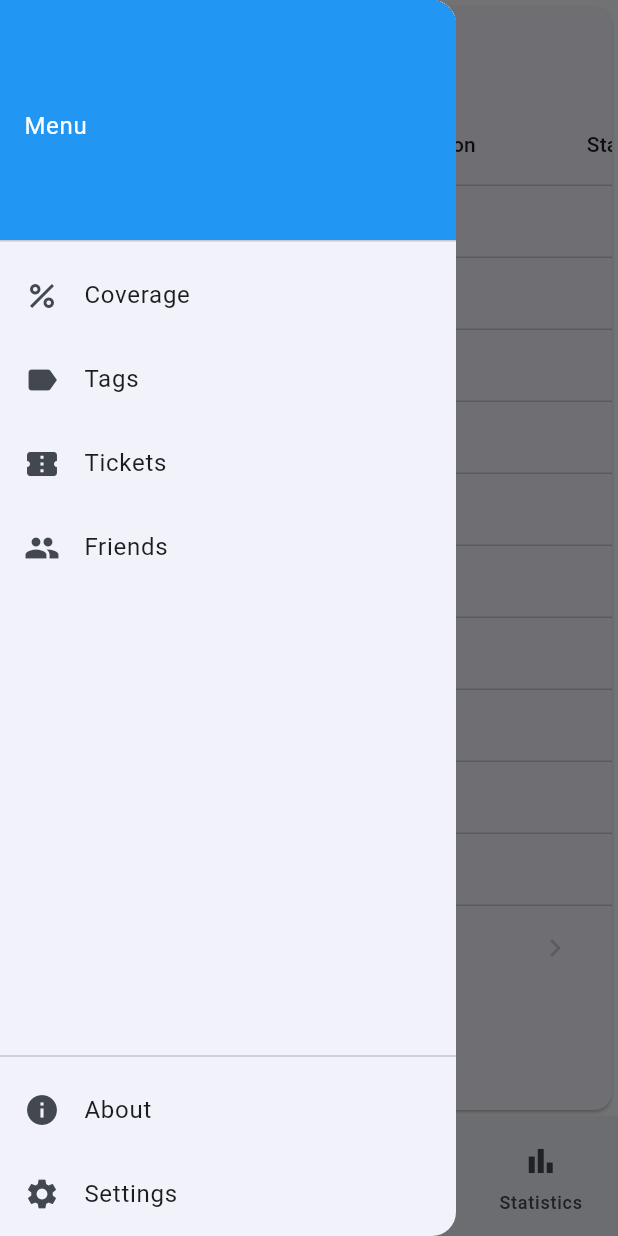
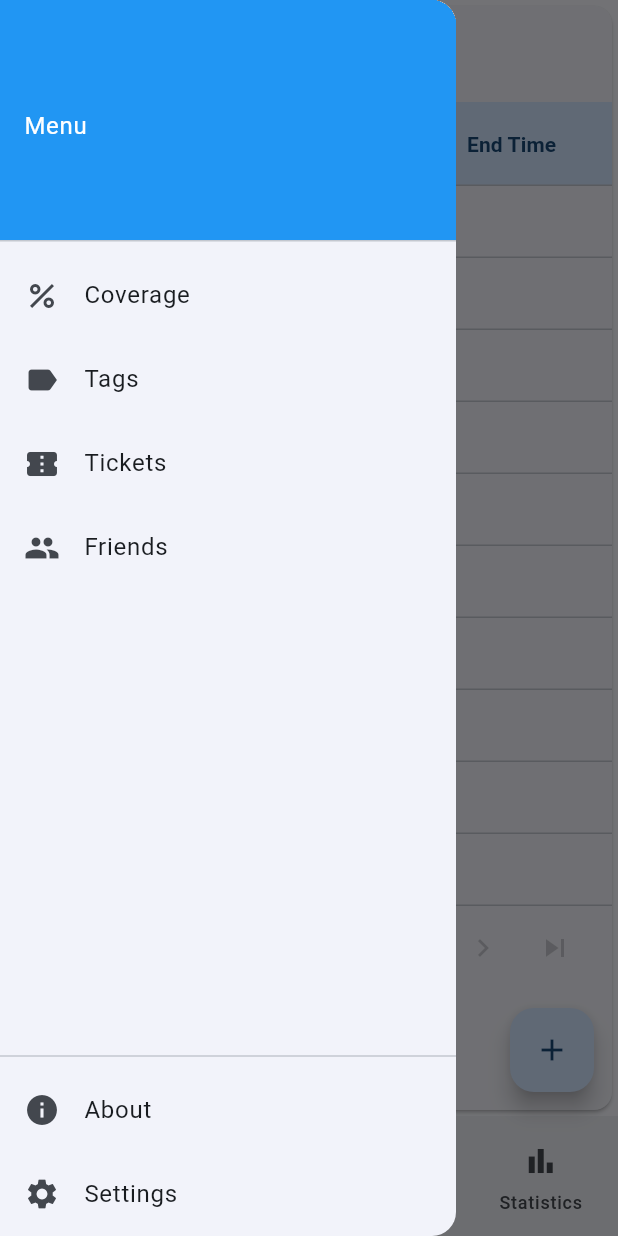
Before and after one commit to simeoncapy/trainlog-app, a Flutter app: the screen it shows after launch, item 2 of the bottom bar chosen, in the side drawer, after a tap on "Type", on a phone screen of 412 x 824 dp. Run offline on Flutter 3.47's test engine with Material 3 defaults, Android fonts, the phone set to English and light mode, and no system bars; our stand-ins replace csv, flutter_map, fluttertoast, latlong2, shared_preferences, sqflite and 1 more; missing offline and left inert: geodesy, google_polyline_algorithm; accounts and stored records are empty.

Commit message:
Trips table

```diff
--- a/lib/main.dart
+++ b/lib/main.dart
@@ -90,7 +90,9 @@ class _MyAppState extends State<MyApp> {
       ),
       AppPage(
         id: AppPageId.trips,
-        view: TripsPage(),
+        view: TripsPage(
+          onFabReady: (fab) => _updateFabForPage(AppPageId.trips, fab),
+        ),
         titleBuilder: (context) => AppLocalizations.of(context)!.menuTripsTitle,
         icon: Icons.commute,
       ),
--- a/lib/pages/map_page.dart
+++ b/lib/pages/map_page.dart
@@ -59,6 +59,8 @@ class _MapPageState extends State<MapPage> {
   @override
   void initState() {
     super.initState();
+    final settings = context.read<SettingsProvider>();
+    _colours = MapColorPaletteHelper.getPalette(settings.mapColorPalette);
     _loadPolylines();
 
     // Trigger FAB rebuild after first frame
@@ -72,8 +74,6 @@ class _MapPageState extends State<MapPage> {
     final settings = context.read<SettingsProvider>();
     if (repo != null) {
       final pathData = await repo.getPathExtendedData(settings.pathDisplayOrder);
-
-      _colours = MapColorPaletteHelper.getPalette(settings.mapColorPalette);
 
       final args = {
         'entries': pathData,
--- a/lib/pages/trips_page.dart
+++ b/lib/pages/trips_page.dart
@@ -4,102 +4,151 @@ import 'package:trainlog_app/data/models/trips.dart';
 import 'package:trainlog_app/data/trips_repository.dart';
 import 'package:trainlog_app/providers/trips_provider.dart';
 import 'package:intl/intl.dart';
+import 'package:trainlog_app/utils/date_utils.dart';
 
 class TripsPage extends StatefulWidget {
-  const TripsPage({super.key});
+  final void Function(FloatingActionButton? fab) onFabReady;
+  const TripsPage({super.key, required this.onFabReady});
 
   @override
   State<TripsPage> createState() => _TripsPageState();
 }
 
 class _TripsPageState extends State<TripsPage> {
-  int _sortColumnIndex = 3; // Default sort by start time
-  bool _sortAscending = false; // Default to descending
+  int _sortColumnIndex = 2;
+  bool _sortAscending = false;
   TripsDataSource? _dataSource;
+  late List<String> _columnKeys;
 
   @override
   void initState() {
     super.initState();
-    WidgetsBinding.instance.addPostFrameCallback((_) {
+    WidgetsBinding.instance.addPostFrameCallback((_) async {
       final tripsProvider = Provider.of<TripsProvider>(context, listen: false);
       if (tripsProvider.repository == null) {
-        tripsProvider.loadTrips().then((_) {
-          if (mounted) {
+        await tripsProvider.loadTrips();
+      }
+
+      if (!mounted) return;
       setState(() {
-              _dataSource = TripsDataSource(
-                context,
-                tripsProvider.repository!,
-              );
+        _dataSource = TripsDataSource(context, tripsProvider.repository!);
         _dataSource!.sort(_sortColumnIndex, _sortAscending);
+        widget.onFabReady(buildFloatingActionButton(context)!);
       });
-          }
-        });
-      } else {
-        setState(() {
-          _dataSource = TripsDataSource(
-            context,
-            tripsProvider.repository!,
-          );
-          _dataSource!.sort(_sortColumnIndex, _sortAscending);
-        });
-      }
     });
   }
 
   @override
   Widget build(BuildContext context) {
     final tripsProvider = Provider.of<TripsProvider>(context);
+    final width = MediaQuery.of(context).size.width;
 
     if (tripsProvider.isLoading || _dataSource == null) {
       return const Center(child: CircularProgressIndicator());
     }
 
-    return LayoutBuilder(builder: (context, constraints) {
-      return PaginatedDataTable(
+    final visibleColumns = _getVisibleColumns(width);
+    _dataSource!.setVisibleColumns(visibleColumns);
+
+    return LayoutBuilder(
+      builder: (context, constraints) {
+        final visibleColumns = _getVisibleColumns(width);
+        _dataSource!.setVisibleColumns(visibleColumns);
+
+        final double availableHeight = constraints.maxHeight;
+        const double headingHeight = 56.0;
+        const double rowHeight = 48.0;
+        const double footerHeight = 180.0;
+
+        // Estimate how many rows fit in the remaining height
+        final rowsPerPage = ((availableHeight - headingHeight - footerHeight) ~/ rowHeight).clamp(5, 50);
+
+        return DataTableTheme(
+          data: DataTableTheme.of(context).copyWith(
+            headingRowColor: WidgetStateProperty.resolveWith<Color?>(
+              (Set<WidgetState> states) =>
+                  Theme.of(context).colorScheme.primaryContainer,
+            ),
+            headingTextStyle: Theme.of(context).textTheme.labelLarge?.copyWith(
+                  color: Theme.of(context).colorScheme.onPrimaryContainer,
+                  fontWeight: FontWeight.bold,
+                ),
+          ),
+          child: PaginatedDataTable(
             header: const Text('Trips'),
-        columns: _getColumns(constraints.maxWidth),
+            columns: _buildDataColumns(visibleColumns, width),
             source: _dataSource!,
             sortColumnIndex: _sortColumnIndex,
             sortAscending: _sortAscending,
-        onSort: (columnIndex, ascending) {
-          setState(() {
+            horizontalMargin: 5,
+            columnSpacing: 5,
+            showFirstLastButtons: true,
+            rowsPerPage: rowsPerPage,
+          ),
+        );
+      },
+    );
+  }
+
+  List<String> _getVisibleColumns(double width) {
+    final columns = ['type', 'origin_destination', 'startTime', 'endTime'];
+    if (width > 800) columns.add('operator');
+    if (width > 1000) columns.add('lineName');
+    if (width > 1200) columns.add('tripLength');
+    return columns;
+  }
+
+  List<DataColumn> _buildDataColumns(List<String> keys, double width) {
+    return List.generate(keys.length, (index) {
+      final label = _getLabel(keys[index]);
+      return DataColumn(
+        label: Text(label),
+        columnWidth: (index == 0 && width < 750) ? FixedColumnWidth(32) : null,
+        onSort: (columnIndex, ascending) => setState(() {
           _sortColumnIndex = columnIndex;
           _sortAscending = ascending;
           _dataSource!.sort(columnIndex, ascending);
-          });
-        },
+        }),
       );
     });
   }
 
-  List<DataColumn> _getColumns(double width) {
-    final List<DataColumn> columns = [
-      DataColumn(label: const Text('Type'), onSort: onSort),
-      DataColumn(label: const Text('Origin'), onSort: onSort),
-      DataColumn(label: const Text('Destination'), onSort: onSort),
-      DataColumn(label: const Text('Start Time'), onSort: onSort),
-    ];
-
-    if (width > 800) {
-      columns.add(DataColumn(label: const Text('Operator'), onSort: onSort));
+  String _getLabel(String key) {
+    switch (key) {
+      case 'type':
+        return 'Type';
+      case 'origin_destination':
+        return 'Origin/Destination';
+      case 'origin':
+        return 'Origin';
+      case 'destination':
+        return 'Destination';
+      case 'startTime':
+        return 'Start Time';
+      case 'endTime':
+        return 'End Time';
+      case 'operator':
+        return 'Operator';
+      case 'lineName':
+        return 'Line Name';
+      case 'tripLength':
+        return 'Trip Length';
+      default:
+        return key;
     }
-    if (width > 1000) {
-      columns.add(DataColumn(label: const Text('Line Name'), onSort: onSort));
-    }
-    if (width > 1200) {
-      columns.add(DataColumn(label: const Text('Trip Length'), onSort: onSort));
-    }
-    return columns;
   }
 
-  void onSort(int columnIndex, bool ascending) {
+  FloatingActionButton? buildFloatingActionButton(BuildContext context) {
+    return FloatingActionButton(
+      onPressed: () {
         setState(() {
-      _sortColumnIndex = columnIndex;
-      _sortAscending = ascending;
-      _dataSource!.sort(columnIndex, ascending);
         });
+      },
+      child: Icon(Icons.add),
+    );
   }
 }
+
 
 class TripsDataSource extends DataTableSource {
   final BuildContext context;
@@ -108,44 +157,77 @@ class TripsDataSource extends DataTableSource {
   bool _sortAscending = true;
   final List<Trips?> _cache = [];
   int _rowCount = 0;
+  List<String> _visibleColumns = [];
 
   TripsDataSource(this.context, this._repository) {
     _fetchRowCount();
   }
 
+  void setVisibleColumns(List<String> columns) {
+    _visibleColumns = columns;
+    notifyListeners();
+  }
+
   Future<void> _fetchRowCount() async {
     _rowCount = await _repository.count();
-    _cache.addAll(List.generate(_rowCount, (index) => null));
+    _cache.addAll(List.generate(_rowCount, (_) => null));
     notifyListeners();
   }
 
   @override
   DataRow getRow(int index) {
+    final bkgColor = WidgetStateProperty.resolveWith<Color?>(
+          (Set<WidgetState> states) => index.isEven ? Theme.of(context).colorScheme.surfaceContainerHighest : null,
+        );
+
     if (_cache[index] == null) {
       _fetchPage(index ~/ 50);
-      return DataRow(cells: List.generate(_getColumns(MediaQuery.of(context).size.width).length, (index) => const DataCell(SizedBox.shrink())));
+      return DataRow(
+        color: bkgColor,
+        cells: List.generate(
+          _visibleColumns.length,
+          (_) => const DataCell(SizedBox.shrink()),
+        ),
+      );
     }
 
     final trip = _cache[index]!;
+    final cells = _visibleColumns.map((key) {
+      switch (key) {
+        case 'type':
+          return DataCell(trip.type.icon());
+        case 'origin_destination':
+          return DataCell(Text("${trip.originStation}\n${trip.destinationStation}"));
+        case 'origin':
+          return DataCell(Text(trip.originStation));
+        case 'destination':
+          return DataCell(Text(trip.destinationStation));
+        case 'startTime':
+          return DataCell(Text(formatDateTime(context, trip.startDatetime).replaceAll(RegExp(r" "), "\n")));
+        case 'endTime':
+          return DataCell(Text(formatDateTime(context, trip.endDatetime).replaceAll(RegExp(r" "), "\n")));
+        case 'operator':
+          return DataCell(Text(trip.operatorName));
+        case 'lineName':
+          return DataCell(Text(trip.lineName));
+        case 'tripLength':
+          return DataCell(Text("${(trip.tripLength/1000).round()} km", textAlign: TextAlign.end,));
+        default:
+          return const DataCell(SizedBox.shrink());
+      }
+    }).toList();
 
-    final cells = [
-      DataCell(Text(trip.type.toShortString())),
-      DataCell(Text(trip.originStation)),
-      DataCell(Text(trip.destinationStation)),
-      DataCell(Text(DateFormat.yMd().add_Hms().format(trip.startDatetime))),
-    ];
+  //   return DataCell(  // To align the distance on the right
+  //   Align(
+  //     alignment: Alignment.centerRight,
+  //     child: Text(
+  //       "${(trip.tripLength / 1000).round()} km",
+  //       textAlign: TextAlign.right,
+  //     ),
+  //   ),
+  // );
 
-    final width = MediaQuery.of(context).size.width;
-    if (width > 800) {
-      cells.add(DataCell(Text(trip.operatorName)));
-    }
-    if (width > 1000) {
-      cells.add(DataCell(Text(trip.lineName)));
-    }
-    if (width > 1200) {
-      cells.add(DataCell(Text(trip.tripLength.toString())));
-    }
-    return DataRow(cells: cells);
+    return DataRow(color: bkgColor, cells: cells);
   }
 
   @override
@@ -161,64 +243,50 @@ class TripsDataSource extends DataTableSource {
     _sortColumnIndex = columnIndex;
     _sortAscending = ascending;
     _cache.clear();
-    _cache.addAll(List.generate(_rowCount, (index) => null));
+    _cache.addAll(List.generate(_rowCount, (_) => null));
     notifyListeners();
   }
 
-  String _getColumnName(int index) {
-    final width = MediaQuery.of(context).size.width;
-    final columns = _getColumns(width);
-    final label = (columns[index].label as Text).data;
-    switch (label) {
-      case 'Type':
+  Future<void> _fetchPage(int pageKey) async {
+    final key = _visibleColumns.length > _sortColumnIndex
+        ? _visibleColumns[_sortColumnIndex]
+        : 'startTime';
+    final columnName = _mapKeyToColumnName(key);
+    final orderBy = '$columnName ${_sortAscending ? 'ASC' : 'DESC'}';
+
+    final page = await _repository.getAllTrips(
+      limit: 50,
+      offset: pageKey * 50,
+      orderBy: orderBy,
+    );
+
+    for (var i = 0; i < page.length; i++) {
+      _cache[pageKey * 50 + i] = page[i];
+    }
+
+    notifyListeners();
+  }
+
+  String _mapKeyToColumnName(String key) {
+    switch (key) {
+      case 'type':
         return 'type';
-      case 'Origin':
+      case 'origin':
         return 'origin_station';
-      case 'Destination':
+      case 'destination':
         return 'destination_station';
-      case 'Start Time':
+      case 'startTime':
         return 'start_datetime';
-      case 'Operator':
+      case 'endDatetime':
+        return 'end_datetime';
+      case 'operator':
         return 'operator';
-      case 'Line Name':
+      case 'lineName':
         return 'line_name';
-      case 'Trip Length':
+      case 'tripLength':
         return 'trip_length';
       default:
         return 'start_datetime';
     }
   }
-
-  Future<void> _fetchPage(int pageKey) async {
-    final orderBy = '${_getColumnName(_sortColumnIndex)} ${_sortAscending ? "ASC" : "DESC"}';
-    final page = await _repository.getAllTrips(
-      limit: 50,
-      offset: pageKey * 50,
-      orderBy: orderBy,
-    );
-    for (var i = 0; i < page.length; i++) {
-      _cache[pageKey * 50 + i] = page[i];
 }
-    notifyListeners();
-  }
-
-  List<DataColumn> _getColumns(double width) {
-    final List<DataColumn> columns = [
-      const DataColumn(label: Text('Type')),
-      const DataColumn(label: Text('Origin')),
-      const DataColumn(label: Text('Destination')),
-      const DataColumn(label: Text('Start Time')),
-    ];
-
-    if (width > 800) {
-      columns.add(const DataColumn(label: Text('Operator')));
-    }
-    if (width > 1000) {
-      columns.add(const DataColumn(label: Text('Line Name')));
-    }
-    if (width > 1200) {
-      columns.add(const DataColumn(label: Text('Trip Length')));
-    }
-    return columns;
-  }
-}
```
Also changed, not shown: pubspec.lock. Lines whose indentation alone changed are shown as unchanged.
